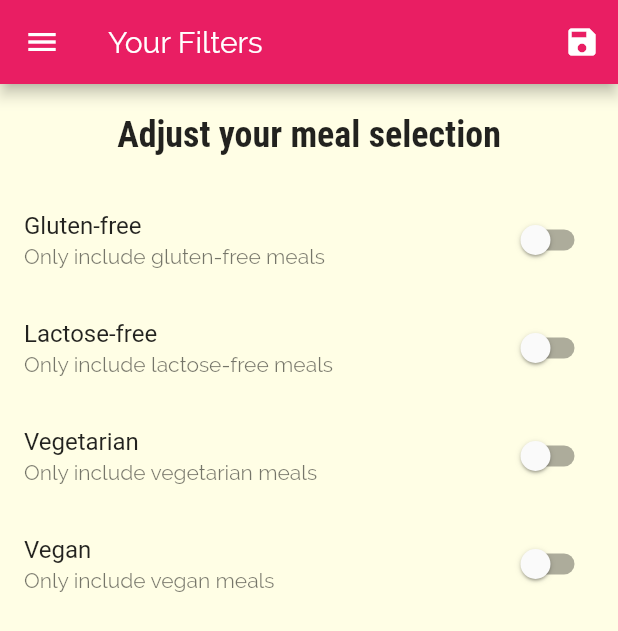
After one commit to komnatadeveloper/meals_app, a Flutter app: the FiltersScreen screen opened by its route, on a phone screen of 412 x 824 dp. The commit adds this screen. Shown: the top 631 px of the screen. Run offline on Flutter 3.47's test engine with Material 2 defaults, Android fonts, the phone set to English and light mode, and no system bars.

Commit message:
App has been finished

```diff
--- a/lib/main.dart
+++ b/lib/main.dart
@@ -1,15 +1,101 @@
 import 'package:flutter/material.dart';
+
+
+import './dummy_data.dart';
+import './models/meal.dart';
 
 
 import './screens/tabs_screen.dart';
 import './screens/category_meals_screen.dart';
 import './screens/categories_screen.dart';
 import './screens/meal_detail_screen.dart';
+import './screens/filters_screen.dart';
 
 void main() => runApp(MyApp());
 
-class MyApp extends StatelessWidget {
+class MyApp extends StatefulWidget {
   // This widget is the root of your application.
+  @override
+  _MyAppState createState() => _MyAppState();
+}
+
+
+
+class _MyAppState extends State<MyApp> {
+
+  Map<String, bool> _filters = {
+    'gluten': false,
+    'lactose': false,
+    'vegan': false,
+    'vegetarian': false,
+  };
+
+  List<Meal> _availableMeals = DUMMY_MEALS;
+  List<Meal> _favoriteMeals = [];
+
+  void _setFilters (Map<String, bool> filterData) {
+    setState(() {
+      _filters = filterData;
+
+      _availableMeals = DUMMY_MEALS.where(
+        (meal) {
+          if(
+            _filters['gluten'] == true
+            && !meal.isGlutenFree
+          ) {
+            return false;
+          }
+          if(
+            _filters['lactose'] == true
+            && !meal.isLactoseFree
+          ) {
+            return false;
+          }
+          if(
+            _filters['vegan'] == true
+            && !meal.isVegan
+          ) {
+            return false;
+          }
+          if(
+            _filters['vegetarian'] == true
+            && !meal.isVegetarian
+          ) {
+            return false;
+          }
+
+          return true;
+        }
+        ).toList();
+    });
+  }
+
+  void _togglefavorite( String mealId ) {
+
+    final existingIndex = _favoriteMeals.indexWhere(
+      (element) => element.id == mealId
+    );
+
+    if( existingIndex >= 0) {
+      setState(() {
+        _favoriteMeals.removeAt(existingIndex);
+      });
+    } else {
+      setState(() {
+        _favoriteMeals.add(
+          DUMMY_MEALS.firstWhere(
+            (element) => element.id == mealId
+          )
+        );
+      });
+    }
+
+  }
+
+  bool _isMealFavorite(String id) {
+    return _favoriteMeals.any((element) => element.id == id);
+  }
+
   @override
   Widget build(BuildContext context) {
     return MaterialApp(
@@ -37,9 +123,10 @@ class MyApp extends StatelessWidget {
       // home: CategoriesScreen(),
       initialRoute: '/',
       routes: {
-        '/': (ctx) => TabsScreen(),
-        CategoryMealsScreen.routeName: (ctx) => CategoryMealsScreen(),
-        MealDetailScreen.routeName: (ctx) => MealDetailScreen()
+        '/': (ctx) => TabsScreen( _favoriteMeals ),
+        CategoryMealsScreen.routeName: (ctx) => CategoryMealsScreen( _availableMeals ),
+        MealDetailScreen.routeName: (ctx) => MealDetailScreen( _togglefavorite , _isMealFavorite ),
+        FiltersScreen.routeName: (ctx) => FiltersScreen( _filters, _setFilters ),
       },
 
       onGenerateRoute: (settings) {
--- /dev/null
+++ b/lib/screens/filters_screen.dart
@@ -0,0 +1,147 @@
+
+import 'package:flutter/material.dart';
+import '../widgets/main_drawer.dart';
+
+class FiltersScreen extends StatefulWidget {
+  static const routeName = '/filters';
+
+  final Function saveFilters;
+  final Map<String, bool> currentFilter;
+
+  FiltersScreen(
+    this.currentFilter,
+    this.saveFilters
+  );
+
+  @override
+  _FiltersScreenState createState() => _FiltersScreenState();
+}
+
+class _FiltersScreenState extends State<FiltersScreen> {
+
+  var _glutenFree = false;
+  var _vegetarian = false;
+  var _vegan = false;
+  var _lactoseFree = false;
+
+  @override
+  initState() {
+
+    _glutenFree = widget.currentFilter['gluten'];
+    _vegetarian = widget.currentFilter['vegetarian'];
+    _vegan = widget.currentFilter['vegan'];
+    _lactoseFree = widget.currentFilter['lactose'];
+    super.initState();
+
+  }
+
+  Widget _buildSwitchListTile  (
+    String title,
+    String description,
+    bool currentValue,
+    Function updateValue
+  ) {
+    return SwitchListTile(
+      title: Text(title),
+      value: currentValue,
+      subtitle: Text(
+        description
+      ),
+      onChanged: updateValue
+    );
+  }
+
+
+  @override
+  Widget build(BuildContext context) {
+    return Scaffold(
+      appBar: AppBar(
+        title: Text('Your Filters'),
+        actions: <Widget>[
+          IconButton(
+            icon: Icon(Icons.save),
+            onPressed: () {
+              final selectedFilters =  {
+                'gluten': _glutenFree,
+                'lactose': _lactoseFree,
+                'vegan': _vegan,
+                'vegetarian': _vegetarian,
+              };
+              widget.saveFilters(selectedFilters);
+            },
+          )
+        ],
+      ),
+
+      drawer: MainDrawer(),
+
+      body: Column(
+        children: <Widget>[
+
+          // Title
+          Container(
+            padding: EdgeInsets.all(20),
+            child: Text(
+              'Adjust your meal selection',
+              style: Theme.of(context).textTheme.headline6,
+            ),
+          ),
+
+          Expanded(
+            child: ListView(
+              children: <Widget>[
+
+                _buildSwitchListTile(
+                  'Gluten-free',
+                  'Only include gluten-free meals',
+                  _glutenFree,
+                  (newValue) {
+                    setState(() {
+                      _glutenFree = newValue;
+                    });
+                  }
+                ),
+                _buildSwitchListTile(
+                  'Lactose-free',
+                  'Only include lactose-free meals',
+                  _lactoseFree,
+                  (newValue) {
+                    setState(() {
+                      _lactoseFree = newValue;
+                    });
+                  }
+                ),
+                _buildSwitchListTile(
+                  'Vegetarian',
+                  'Only include vegetarian meals',
+                  _vegetarian,
+                  (newValue) {
+                    setState(() {
+                      _vegetarian = newValue;
+                    });
+                  }
+                ),
+                _buildSwitchListTile(
+                  'Vegan',
+                  'Only include vegan meals',
+                  _vegan,
+                  (newValue) {
+                    setState(() {
+                      _vegan = newValue;
+                    });
+                  }
+                ),
+
+
+
+              ],
+            ),
+          )
+
+
+        ],
+      )
+
+    );
+  }
+}
```
Also changed, not shown: lib/screens/category_meals_screen.dart (+54 -22 lines), lib/screens/favorite_screens.dart (+30 -3 lines), lib/screens/meal_detail_screen.dart (+20 -1 lines), lib/screens/tabs_screen.dart (+18 -3 lines), lib/widgets/main_drawer.dart (+14 -5 lines), lib/widgets/meal_item.dart (+7 -2 lines).
